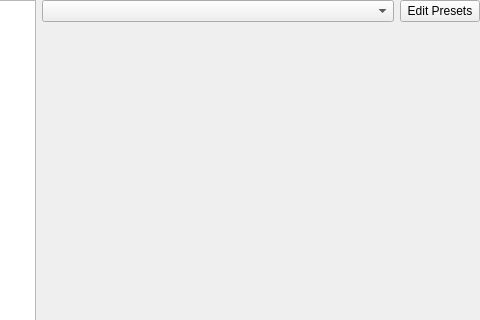
Above: libs/ui/forms/wdgfilterselector.ui from KDE/krita before the change; both pictures show x 220 to 700 and y 0 to 320 of the 700 by 430 pixel window. Below: the same form after it.
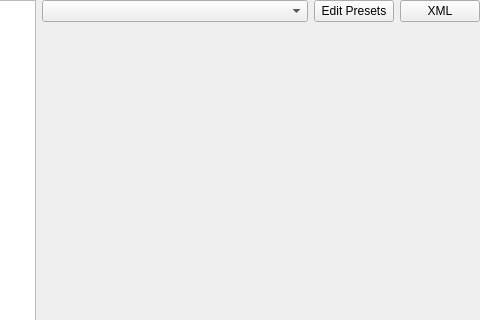
That is the form after the change. Custom widgets are drawn as their Qt base class.

Commit message: [Feature] Allow access to the filter configuration xml.

Diff of the .ui file:
```diff
--- a/libs/ui/forms/wdgfilterselector.ui
+++ b/libs/ui/forms/wdgfilterselector.ui
@@ -125,6 +125,16 @@
            </property>
           </widget>
          </item>
+         <item>
+          <widget class="QPushButton" name="btnXML">
+           <property name="toolTip">
+            <string>Get the XML for the current filter configuration.</string>
+           </property>
+           <property name="text">
+            <string>XML</string>
+           </property>
+          </widget>
+         </item>
         </layout>
        </widget>
       </item>
```
The commit also changes 2 other files.
